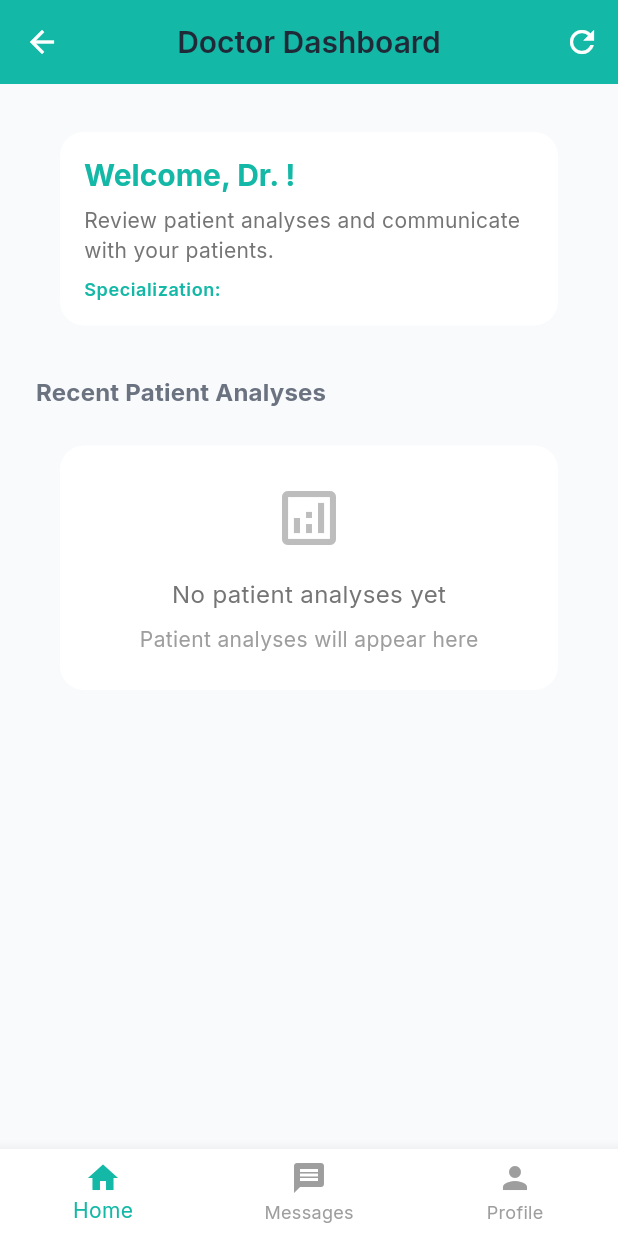
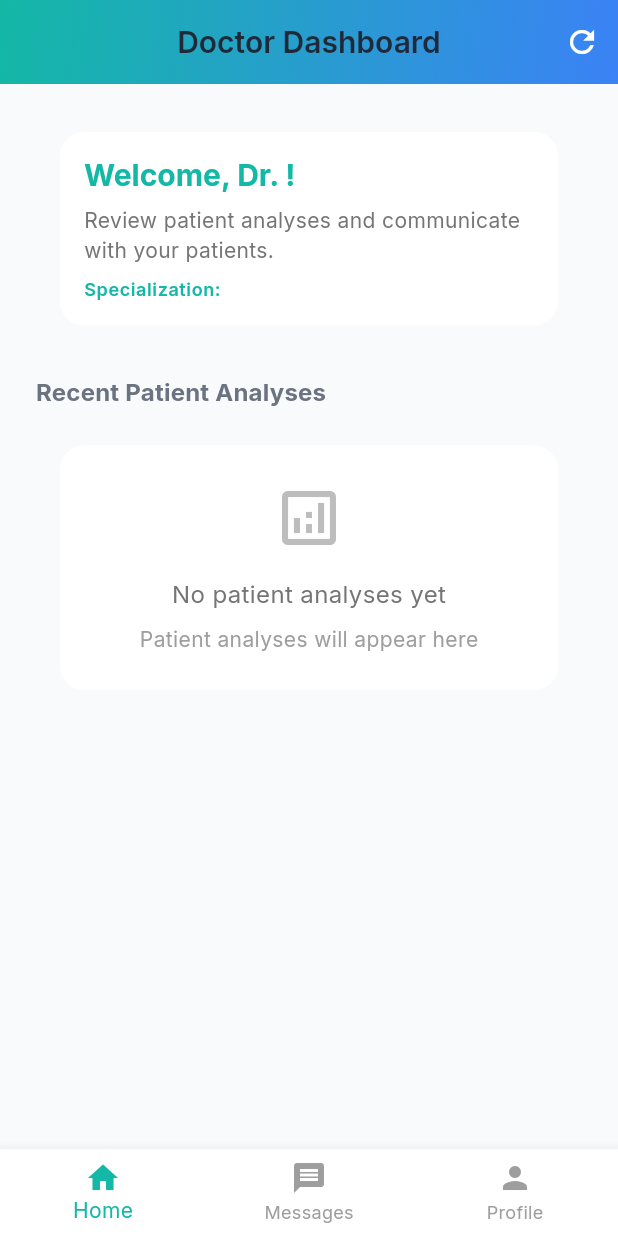
Before and after one commit to ATG-AVI/hadoc_app, a Flutter app: the DoctorDashboard screen opened by its route, on a phone screen of 412 x 824 dp. Run offline on Flutter 3.47's test engine with Material 3 defaults, Android fonts, the phone set to English and light mode, and no system bars; our stand-ins replace dash_chat_2, file_picker, flutter_dotenv, google_fonts, shared_preferences, supabase_flutter; accounts and stored records are empty.

Commit message:
fix: doctor dashboard

```diff
--- a/lib/screens/doctor/doctor_dashboard.dart
+++ b/lib/screens/doctor/doctor_dashboard.dart
@@ -73,8 +73,19 @@ class _DoctorDashboardState extends State<DoctorDashboard> {
     return Scaffold(
       appBar: AppBar(
         title: const Text('Doctor Dashboard'),
-        backgroundColor: AppTheme.primaryColor,
+        backgroundColor: Colors.transparent,
         foregroundColor: Colors.white,
+        elevation: 0,
+        automaticallyImplyLeading: false,
+        flexibleSpace: Container(
+          decoration: const BoxDecoration(
+            gradient: LinearGradient(
+              colors: [AppTheme.primaryTeal, AppTheme.primaryBlue],
+              begin: Alignment.topLeft,
+              end: Alignment.bottomRight,
+            ),
+          ),
+        ),
         actions: [
           IconButton(
             onPressed: _loadData,
```
